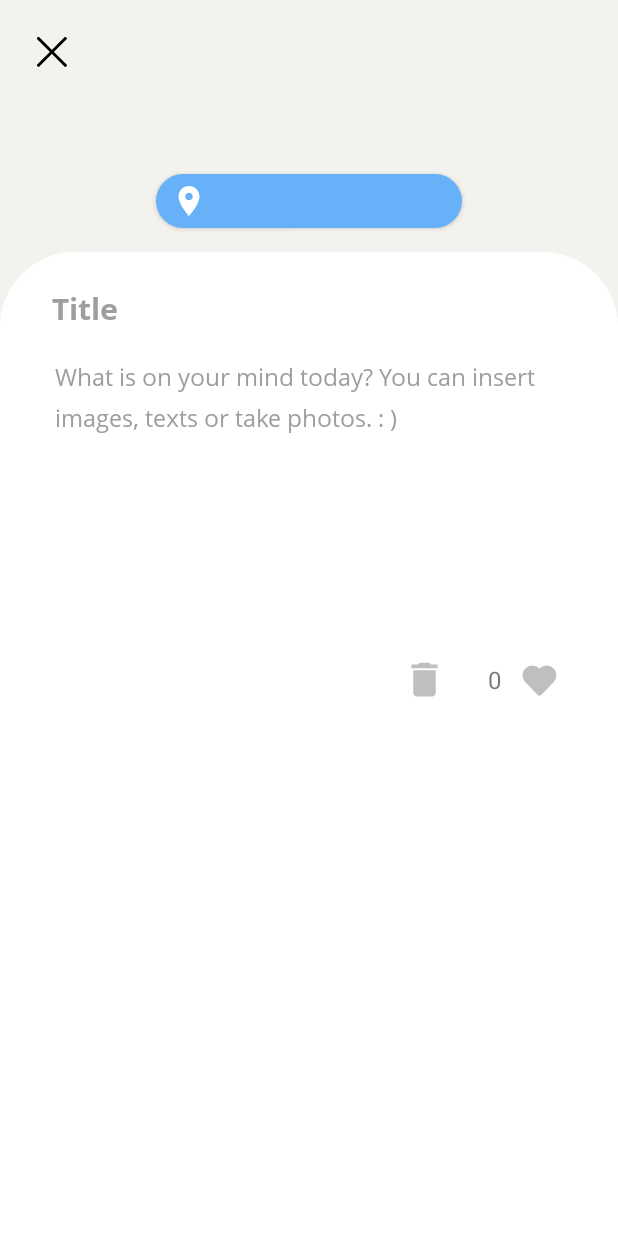
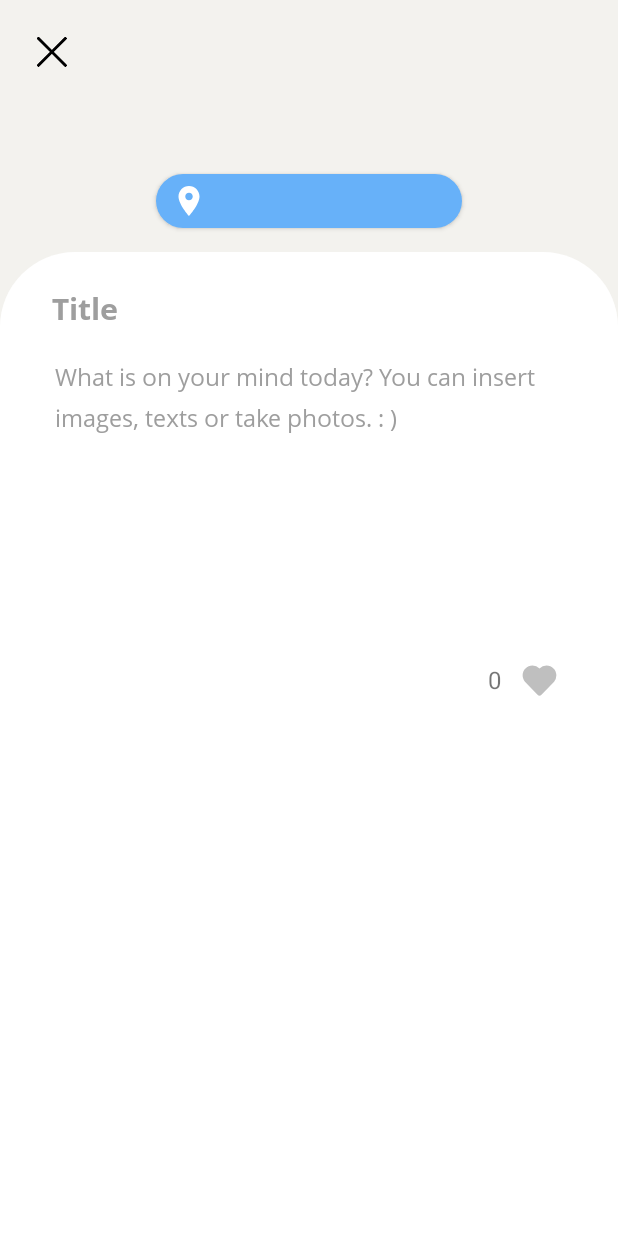
Before and after one commit to HarryuCATGREY/My_Notes, an Android app: the postDetails screen opened directly, with no data from a screen before it, on a phone screen of 412 x 824 dp. Run offline under Robolectric (Android 15) with nearby library versions, the phone set to English and light mode, and no system bars; our stand-ins replace Firebase (no records; nobody signed in at launch, a user with empty details on screens opened directly), Picasso; 2 statements that could not run were skipped.

Commit message:
optimize app

```diff
--- a/app/src/main/java/com/example/whim/WhatYouLikedActivity.java
+++ b/app/src/main/java/com/example/whim/WhatYouLikedActivity.java
@@ -201,4 +201,8 @@ public class WhatYouLikedActivity extends AppCompatActivity {
         String input = "<font color=" + color + ">" + text + "</font>";
         return input;
     }
+
+    public void onBackPressed() {
+
+    }
 }
--- a/app/src/main/java/com/example/whim/postDetails.java
+++ b/app/src/main/java/com/example/whim/postDetails.java
@@ -44,7 +44,7 @@ public class postDetails extends AppCompatActivity {
     String postImgUri, postImgName;
     Button postLocationText;
     TextView postTextDateTime;
-    ImageView postImage, likenote, deletepost;
+    ImageView postImage, likenote;
     int numuserliked = 0;
     ArrayList<String> likedUserList = new ArrayList<String>();
 
@@ -64,7 +64,6 @@ public class postDetails extends AppCompatActivity {
         likenote = findViewById(R.id.likenote);
         numberlikes = findViewById(R.id.numberlikes);
 
-        deletepost = findViewById(R.id.deletepost);
         firebaseAuth = FirebaseAuth.getInstance();
         firebaseUser = FirebaseAuth.getInstance().getCurrentUser();
         firebaseFirestore = FirebaseFirestore.getInstance();
@@ -80,6 +79,7 @@ public class postDetails extends AppCompatActivity {
         String imgpost = data.getStringExtra("image");
         String imageNamepost = data.getStringExtra("imagename");
         String postID = data.getStringExtra("postId");
+        String uID = data.getStringExtra("uid");
 
         // String numlikes = data.getStringExtra("numlikes");
 
@@ -162,7 +162,7 @@ public class postDetails extends AppCompatActivity {
                 }
 
                 //ArrayList<String> likedusers = new ArrayList<String>();
-                post.put("uid", firebaseUser.getUid());
+                post.put("uid", uID);
                 post.put("title", titlepost);
                 post.put("content", contentpost);
                 post.put("image", imgpost);
@@ -186,29 +186,28 @@ public class postDetails extends AppCompatActivity {
                     }
                 });
                 startActivity(new Intent(postDetails.this, PostActivity.class));
-                ;
             }
         });
 
 
-        deletepost.setOnClickListener(new View.OnClickListener() {
-            @Override
-            public void onClick(View view) {
-                DocumentReference documentReference = firebaseFirestore.collection("posts").document(data.getStringExtra("postId"));
-                documentReference.delete().addOnSuccessListener(new OnSuccessListener<Void>() {
-                    @Override
-                    public void onSuccess(Void unused) {
-                        Toast.makeText(view.getContext(), "Your post is deleted.", Toast.LENGTH_SHORT).show();
-                        startActivity(new Intent(postDetails.this, PostActivity.class));
-                    }
-                }).addOnFailureListener(new OnFailureListener() {
-                    @Override
-                    public void onFailure(@NonNull Exception e) {
-                        Toast.makeText(view.getContext(), "Your post failed to be deleted.", Toast.LENGTH_SHORT).show();
-                    }
-                });
-            }
-        });
+//        deletepost.setOnClickListener(new View.OnClickListener() {
+//            @Override
+//            public void onClick(View view) {
+//                DocumentReference documentReference = firebaseFirestore.collection("posts").document(data.getStringExtra("postId"));
+//                documentReference.delete().addOnSuccessListener(new OnSuccessListener<Void>() {
+//                    @Override
+//                    public void onSuccess(Void unused) {
+//                        Toast.makeText(view.getContext(), "Your post is deleted.", Toast.LENGTH_SHORT).show();
+//                        startActivity(new Intent(postDetails.this, PostActivity.class));
+//                    }
+//                }).addOnFailureListener(new OnFailureListener() {
+//                    @Override
+//                    public void onFailure(@NonNull Exception e) {
+//                        Toast.makeText(view.getContext(), "Your post failed to be deleted.", Toast.LENGTH_SHORT).show();
+//                    }
+//                });
+//            }
+//        });
 
         likenote.setOnClickListener(new View.OnClickListener() {
             @Override
@@ -236,8 +235,9 @@ public class postDetails extends AppCompatActivity {
 
             }
         });
+    }
 
+    public void onBackPressed() {
 
     }
-
-    }
+}
--- a/app/src/main/res/layout/activity_liked_details.xml
+++ b/app/src/main/res/layout/activity_liked_details.xml
@@ -85,7 +85,7 @@
                 android:id="@+id/dislike"
                 android:layout_width="30dp"
                 android:layout_height="30dp"
-                android:background="@drawable/thumb"
+                android:background="@drawable/dislike"
                 android:backgroundTint="#9E9E9E"
                 app:layout_constraintBottom_toBottomOf="parent"
                 app:layout_constraintEnd_toEndOf="parent"
--- a/app/src/main/res/layout/activity_post_details.xml
+++ b/app/src/main/res/layout/activity_post_details.xml
@@ -74,7 +74,7 @@
                 android:layout_width="30dp"
                 android:layout_height="30dp"
                 android:gravity="center"
-                android:text="55"
+                android:text="5"
                 android:textSize="16dp"
                 app:layout_constraintBottom_toBottomOf="@+id/likenote"
                 app:layout_constraintEnd_toStartOf="@+id/likenote"
@@ -93,19 +93,6 @@
                 app:layout_constraintStart_toStartOf="parent"
                 app:layout_constraintTop_toBottomOf="@+id/postexist"
                 app:layout_constraintVertical_bias="0.011" />
-
-            <ImageView
-                android:id="@+id/deletepost"
-                android:layout_width="30dp"
-                android:layout_height="30dp"
-                android:layout_marginStart="268dp"
-                android:background="@drawable/delete"
-                android:backgroundTint="#bfbfbf"
-                app:layout_constraintBottom_toBottomOf="@+id/likenote"
-                app:layout_constraintEnd_toStartOf="@+id/numberlikes"
-                app:layout_constraintHorizontal_bias="0.0"
-                app:layout_constraintStart_toStartOf="parent"
-                app:layout_constraintTop_toTopOf="@+id/likenote" />
 
             <ImageView
                 android:id="@+id/postimage"
--- a/app/src/main/res/layout/profile.xml
+++ b/app/src/main/res/layout/profile.xml
@@ -17,10 +17,10 @@
             android:id="@+id/imageView2"
             android:layout_width="match_parent"
             android:layout_height="190dp"
-            android:src="@drawable/melbc1"
             android:scaleType="centerCrop"
+            android:src="@drawable/background"
             app:layout_constraintEnd_toEndOf="parent"
-            app:layout_constraintHorizontal_bias="1.0"
+            app:layout_constraintHorizontal_bias="0.0"
             app:layout_constraintStart_toStartOf="parent"
             app:layout_constraintTop_toTopOf="parent" />
 
@@ -41,7 +41,6 @@
             android:id="@+id/profilepic"
             android:layout_width="80dp"
             android:layout_height="80dp"
-            android:src="@drawable/head"
             android:foregroundGravity="center"
             android:scaleType="fitXY"
             app:layout_constraintBottom_toBottomOf="@+id/imageView3"
```
Also changed, not shown: app/src/main/res/drawable/dislike.xml (added, +9 -0 lines), app/src/main/res/drawable/reminder.png.
